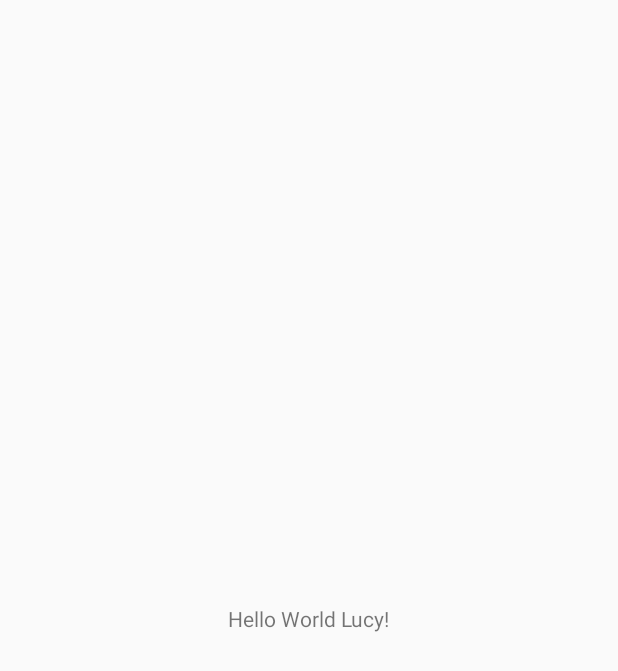
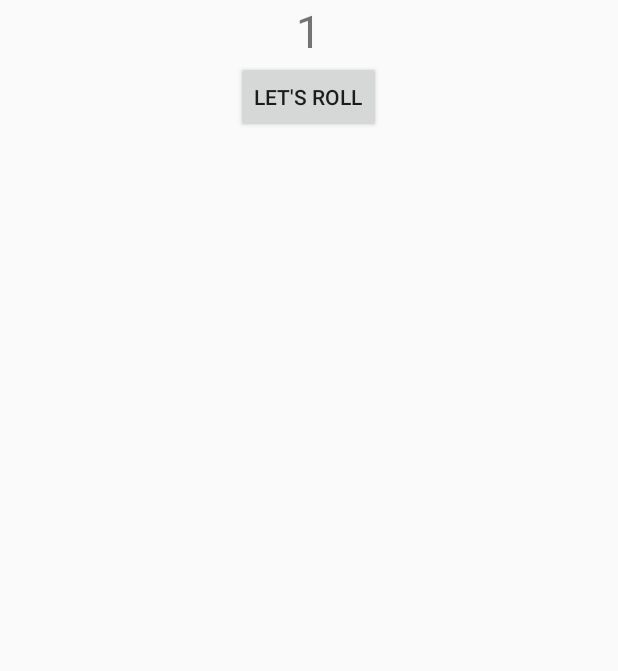
Before and after one commit to GildoSavior/Dice-Roller, an Android app built with Jetpack Compose: the screen it shows after launch (MainActivity), on a phone screen of 412 x 824 dp. Before the commit the part shown is almost empty. Shown: the top 671 px of the screen. Run offline under Robolectric (Android 15) with nearby library versions, the phone set to English and light mode, and no system bars.

Commit message:
add button, change text

```diff
--- a/app/src/main/java/com/example/diceroller/MainActivity.kt
+++ b/app/src/main/java/com/example/diceroller/MainActivity.kt
@@ -1,6 +1,9 @@
 package com.example.diceroller
 
 import android.os.Bundle
+import android.widget.Button
+import android.widget.TextView
+import android.widget.Toast
 import androidx.activity.ComponentActivity
 import androidx.activity.compose.setContent
 import androidx.activity.enableEdgeToEdge
@@ -18,38 +21,19 @@ class MainActivity : ComponentActivity() {
     override fun onCreate(savedInstanceState: Bundle?) {
         super.onCreate(savedInstanceState)
         setContentView(R.layout.activity_main)
+        val rollButton: Button = findViewById(R.id.roll_button)
+//        val textView: TextView = findViewById(R.id.result_text)
+
+        rollButton.text = "Let's Roll"
+        rollButton.setOnClickListener {
+         Toast.makeText(this, "button clicked", Toast.LENGTH_SHORT).show()
+        }
     }
 
+
+    private fun dice() {
+        val randomInt = (1..6).random()
+        val resultText: TextView = findViewById(R.id.result_text)
+        resultText.text = randomInt.toString()
+    }
 }
-
-//    override fun onCreate(savedInstanceState: Bundle?) {
-//        super.onCreate(savedInstanceState)
-//        enableEdgeToEdge()
-//        setContent {
-//            DiceRollerTheme {
-//                Scaffold(modifier = Modifier.fillMaxSize()) { innerPadding ->
-//                    Greeting(
-//                        name = "Android",
-//                        modifier = Modifier.padding(innerPadding)
-//                    )
-//                }
-//            }
-//        }
-//    }
-
-
-//@Composable
-//fun Greeting(name: String, modifier: Modifier = Modifier) {
-//    Text(
-//        text = "Hello $name!",
-//        modifier = modifier
-//    )
-//}
-//
-//@Preview(showBackground = true)
-//@Composable
-//fun GreetingPreview() {
-//    DiceRollerTheme {
-//        Greeting("Android")
-//    }
-//}
--- a/app/src/main/res/layout/activity_main.xml
+++ b/app/src/main/res/layout/activity_main.xml
@@ -1,21 +1,30 @@
 <?xml version="1.0" encoding="utf-8"?>
-<androidx.constraintlayout.widget.ConstraintLayout
-    xmlns:app="http://schemas.android.com/apk/res-auto"
+<LinearLayout
+    xmlns:app="http://schemas.android.com/apk/res"
     xmlns:tools="http://schemas.android.com/tools"
     xmlns:android="http://schemas.android.com/apk/res/android"
     android:orientation="vertical"
     android:layout_width="match_parent"
     android:layout_height="match_parent"
+    android:layout_gravity="center_horizontal"
     tools:context=".MainActivity">
 
 
     <TextView
+        android:id="@+id/result_text"
         android:layout_width="wrap_content"
         android:layout_height="wrap_content"
-        android:text="Hello World Lucy!"
-        app:layout_constraintBottom_toBottomOf="parent"
-        app:layout_constraintLeft_toLeftOf="parent"
-        app:layout_constraintRight_toRightOf="parent"
-        app:layout_constraintTop_toTopOf="parent" />
+        android:text="1"
+        android:textSize="30sp"
+        android:layout_gravity= "center_horizontal"
+        />
 
-</androidx.constraintlayout.widget.ConstraintLayout>
+    <Button
+        android:id="@+id/roll_button"
+        android:layout_width="wrap_content"
+        android:layout_height="wrap_content"
+        android:text="@string/roll"
+        android:layout_gravity="center_horizontal"
+        />
+
+</LinearLayout>
--- a/app/src/main/res/values/strings.xml
+++ b/app/src/main/res/values/strings.xml
@@ -1,3 +1,4 @@
 <resources>
     <string name="app_name">Dice Roller</string>
+    <string name="roll">roll</string>
 </resources>
```
